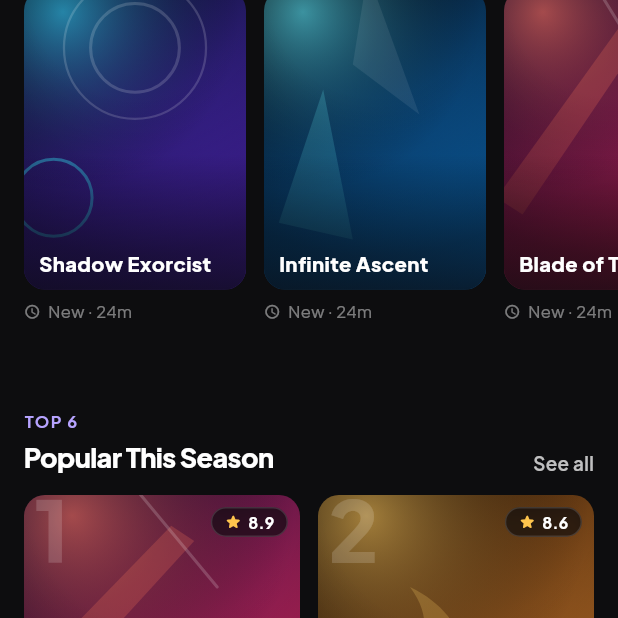
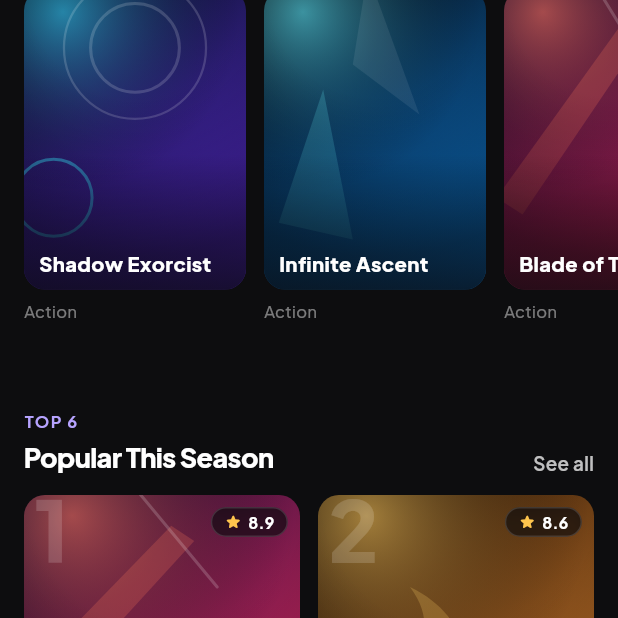
Before and after one commit to abdelhaqouballouk0-droid/Anify---Anime-Manga, a Flutter app: the screen it shows after launch, scrolled down 576 dp, on a phone screen of 412 x 824 dp, the top half of it. Run offline on Flutter 3.47's test engine with Material 3 defaults, Android fonts, the phone set to English and light mode, and no system bars; our stand-ins replace google_fonts.

Commit message:
fix: rename Anify to Nify, fix chatbot IPs, remove video duration field v1.6.0+15

```diff
--- a/lib/data/sample_data.dart
+++ b/lib/data/sample_data.dart
@@ -14,7 +14,6 @@ class SampleData {
     rating: 9.1,
     year: 2023,
     count: 23,
-    duration: '24m',
     genres: ['Action', 'Dark Fantasy', 'Supernatural'],
     synopsis:
         "On a cursed night, the city is sealed beneath an ancient barrier. Exorcists and spirits clash in the streets as a young warrior races to break the seal before an unstoppable evil reshapes the spirit world forever.",
@@ -28,7 +27,6 @@ class SampleData {
     rating: 8.9,
     year: 2024,
     count: 8,
-    duration: '24m',
     genres: ['Action', 'Fantasy', 'Supernatural'],
     synopsis:
         "A young swordsman joins the elite Covenant warriors in a grueling trial to prepare for a final confrontation against the dark lord and his army of shadow demons.",
@@ -42,7 +40,6 @@ class SampleData {
     rating: 8.7,
     year: 2024,
     count: 12,
-    duration: '24m',
     genres: ['Action', 'Fantasy', 'Adventure'],
     synopsis:
         "Ren Kagura, ranked the weakest of all fighters, unlocks a mysterious system that grants unlimited growth potential. As the rifts grow darker, he climbs toward a power no one has ever witnessed.",
@@ -56,7 +53,6 @@ class SampleData {
     rating: 9.4,
     year: 2023,
     count: 28,
-    duration: '24m',
     genres: ['Adventure', 'Fantasy', 'Slice of Life'],
     synopsis:
         "An immortal mage who has outlived her companions sets out on a quiet journey to truly understand the mortals she once adventured with. A tender meditation on time, memory, and connection.",
@@ -70,7 +66,6 @@ class SampleData {
     rating: 8.6,
     year: 2024,
     count: 24,
-    duration: '24m',
     genres: ['Adventure', 'Comedy', 'Fantasy'],
     synopsis:
         "After losing all their supplies to a fire dragon, a party of adventurers ventures back into the labyrinth — surviving by cooking and eating the monsters they defeat.",
@@ -84,7 +79,6 @@ class SampleData {
     rating: 8.3,
     year: 2024,
     count: 14,
-    duration: '24m',
     genres: ['Sports', 'Drama', 'Thriller'],
     synopsis:
         "Three hundred young footballers are locked inside a radical facility designed to forge the world's greatest striker. Only one will emerge victorious.",
@@ -98,7 +92,6 @@ class SampleData {
     rating: 8.8,
     year: 2023,
     count: 24,
-    duration: '24m',
     genres: ['Action', 'Adventure', 'Drama'],
     synopsis:
         "Stripped of vengeance and sold into bondage, a young warrior must find the will to live in a brutal world ruled by iron and blood.",
@@ -113,7 +106,6 @@ class SampleData {
     rating: 9.0,
     year: 2024,
     count: 162,
-    duration: 'Ch. 162',
     genres: ['Action', 'Dark Fantasy', 'Comedy'],
     isManga: true,
     unread: true,
@@ -129,7 +121,6 @@ class SampleData {
     rating: 9.3,
     year: 2024,
     count: 1118,
-    duration: 'Ch. 1118',
     genres: ['Adventure', 'Action', 'Fantasy'],
     isManga: true,
     unread: true,
@@ -145,7 +136,6 @@ class SampleData {
     rating: 9.4,
     year: 2024,
     count: 374,
-    duration: 'Ch. 374',
     genres: ['Dark Fantasy', 'Action', 'Tragedy'],
     isManga: true,
     synopsis:
@@ -160,7 +150,6 @@ class SampleData {
     rating: 8.7,
     year: 2024,
     count: 102,
-    duration: 'Ch. 102',
     genres: ['Comedy', 'Action', 'Slice of Life'],
     isManga: true,
     unread: true,
@@ -176,7 +165,6 @@ class SampleData {
     rating: 8.9,
     year: 2024,
     count: 78,
-    duration: 'Ch. 78',
     genres: ['Mystery', 'Drama', 'Historical'],
     isManga: true,
     synopsis:
--- a/lib/models/media.dart
+++ b/lib/models/media.dart
@@ -7,7 +7,6 @@ class Media {
   final double rating;
   final int year;
   final int count; // épisodes (anime) ou chapitres (manga)
-  final String duration; // "24m" / "Ch. 162"
   final List<String> genres;
   final bool isManga;
   final bool unread;
@@ -21,7 +20,6 @@ class Media {
     required this.rating,
     required this.year,
     required this.count,
-    required this.duration,
     required this.genres,
     this.isManga = false,
     this.unread = false,
--- a/lib/screens/home_screen.dart
+++ b/lib/screens/home_screen.dart
@@ -426,13 +426,8 @@ class _AiringCard extends StatelessWidget {
               ),
             ),
             const SizedBox(height: 7),
-            Row(children: [
-              const Icon(Icons.schedule_rounded,
-                  size: 11, color: AppColors.text3),
-              const SizedBox(width: 5),
-              Text('New · ${media.duration}',
-                  style: const TextStyle(fontSize: 11, color: AppColors.text3)),
-            ]),
+            Text(media.genres.first,
+                style: const TextStyle(fontSize: 11, color: AppColors.text3)),
           ],
         ),
       ),
--- a/pubspec.yaml
+++ b/pubspec.yaml
@@ -1,7 +1,7 @@
 name: nify
 description: "Nify — Arashi · Anime & Manga app (Flutter port of the Arashi redesign)."
 publish_to: 'none'
-version: 1.5.0+14
+version: 1.6.0+15
 
 environment:
   sdk: '>=3.3.0 <4.0.0'
```
Also changed, not shown: lib/screens/chatbot_screen.dart (+14 -14 lines), 1 other file.
